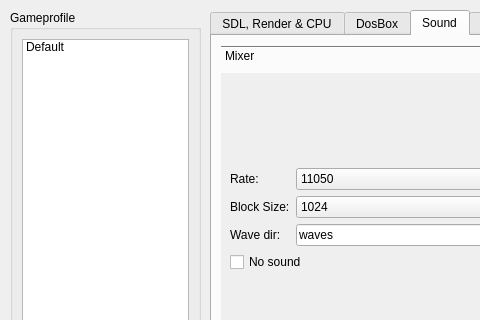
The window that ui/dboxfe.ui (LasDesu/DBoxFE) describes before a commit, drawn with Qt 5; both pictures show x 0 to 480 and y 0 to 320 of the 761 by 559 pixel window.
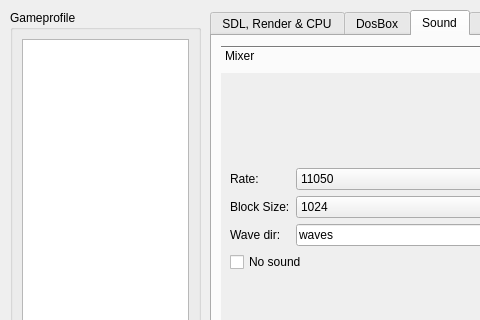
The same window after the commit. The open tabs and pages were chosen to show the change. Icons and pictures are not drawn.

Patch:
```diff
--- a/ui/dboxfe.ui
+++ b/ui/dboxfe.ui
@@ -80,13 +80,7 @@
        <number>6</number>
       </property>
       <item>
-       <widget class="QListWidget" name="lwProfile" >
-        <item>
-         <property name="text" >
-          <string>Default</string>
-         </property>
-        </item>
-       </widget>
+       <widget class="QListWidget" name="lwProfile" />
       </item>
       <item>
        <layout class="QGridLayout" >
```
Left out of the diff: 6 changed lines with no effect on the pictures.
